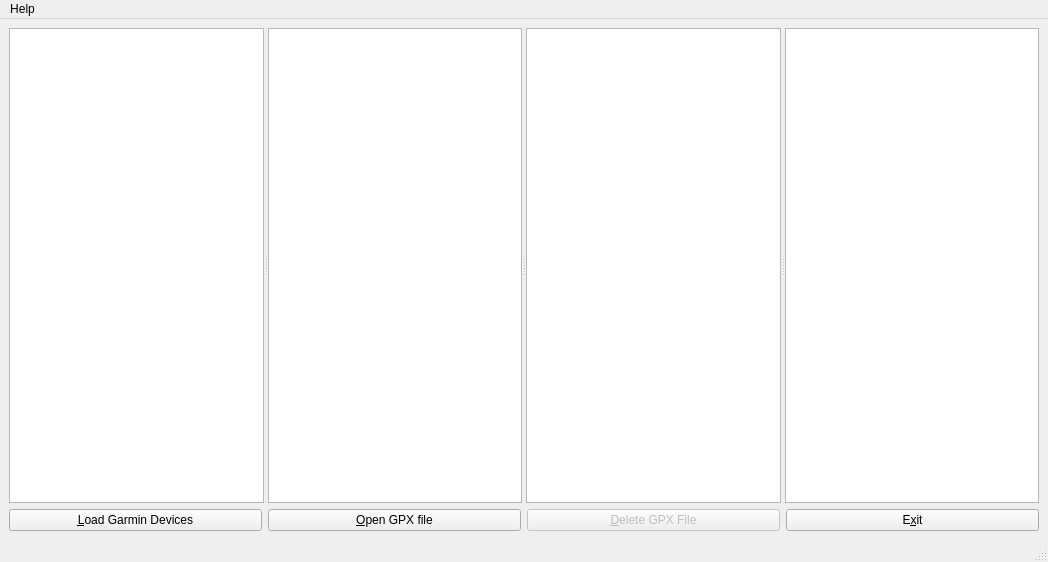
First picture: the form in apps/Widgets/mainwindow.ui, repository d029940/QtAnalyzeGPX, before the edit.
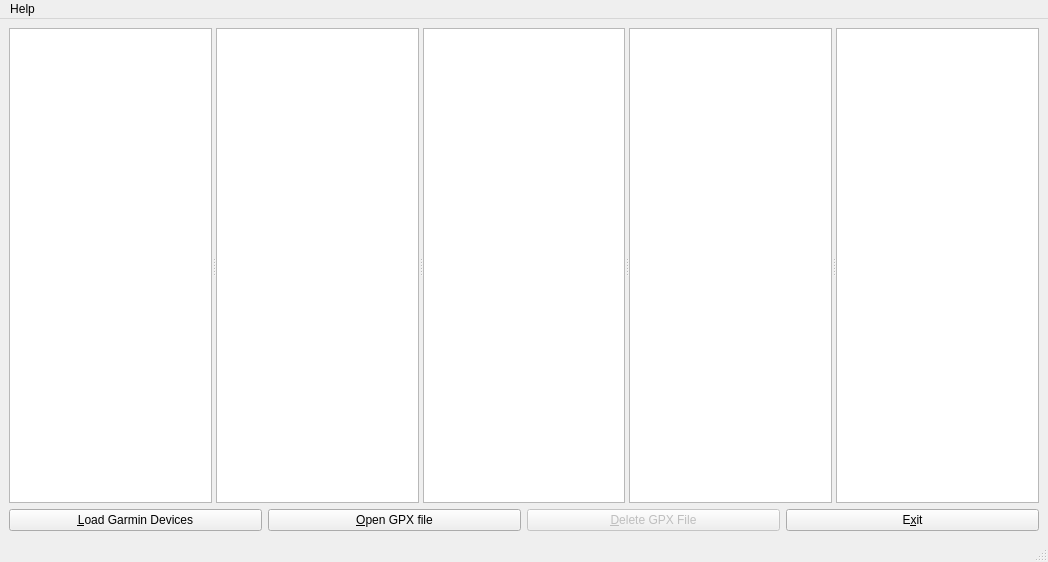
Second picture: the form after the edit.

Patch:
```diff
--- a/apps/Widgets/mainwindow.ui
+++ b/apps/Widgets/mainwindow.ui
@@ -45,6 +45,7 @@
         <bool>false</bool>
        </attribute>
       </widget>
+      <widget class="QTableView" name="fitListView"/>
      </widget>
     </item>
     <item>
```
Left out of the diff: 2 changed lines with no effect on the pictures.
